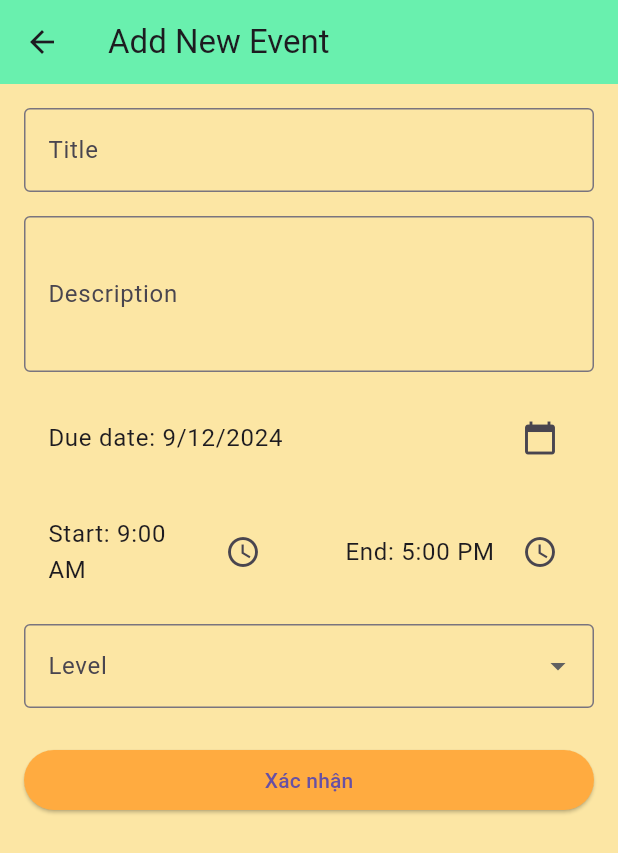
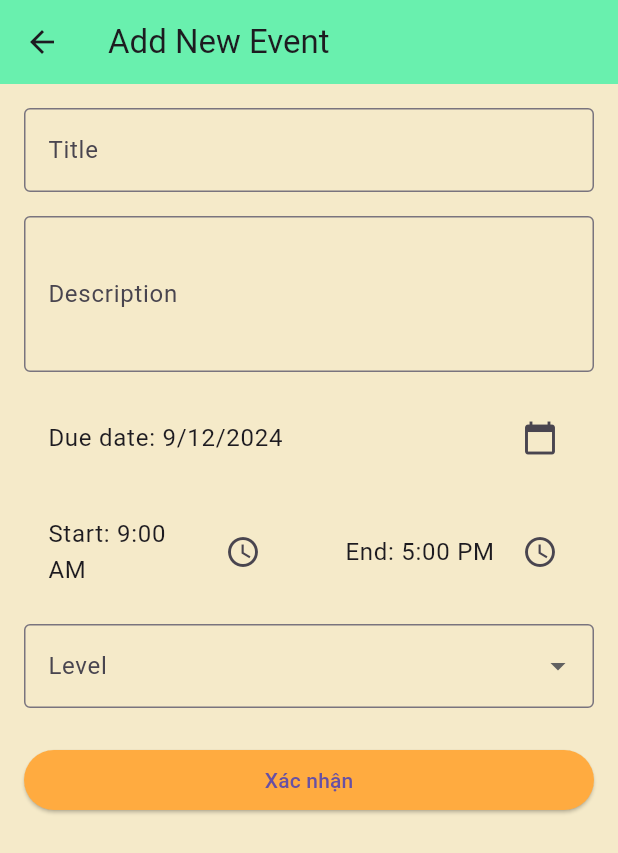
Before and after one commit to DucNguyen2807/Opal_Project_FE, a Flutter app: the HomePage screen opened directly, item 2 of the bottom bar chosen, after a tap on the "add circle" icon, on a phone screen of 412 x 824 dp. Shown: the top 853 px of the screen. Run offline on Flutter 3.47's test engine with Material 3 defaults, Android fonts, the phone set to English and light mode, and no system bars; our stand-ins replace flutter_countdown_timer, table_calendar.

Commit message:
[fix] đồng bộ màu cho app

```diff
--- a/lib/ui/EventPage/EventPage.dart
+++ b/lib/ui/EventPage/EventPage.dart
@@ -26,7 +26,7 @@ class _EventPageState extends State<EventPage> {
   @override
   Widget build(BuildContext context) {
     return Scaffold(
-      backgroundColor: const Color(0xFFFCE6A4),
+      backgroundColor: Theme.of(context).scaffoldBackgroundColor,
       appBar: AppBar(
         title: Text('Event Page'),
         backgroundColor: Colors.green,
--- a/lib/ui/HomePage/HomePage.dart
+++ b/lib/ui/HomePage/HomePage.dart
@@ -26,7 +26,7 @@ class _HomePageState extends State<HomePage> {
   @override
   Widget build(BuildContext context) {
     return Scaffold(
-      backgroundColor: const Color(0xFFFCE6A4),
+      backgroundColor:Theme.of(context).scaffoldBackgroundColor,
       body: SafeArea(
         child: Column(
           children: [
--- a/lib/ui/ToDoList/ToDoListWeek.dart
+++ b/lib/ui/ToDoList/ToDoListWeek.dart
@@ -54,7 +54,7 @@ class _AddNewTaskPageState extends State<AddNewTaskPage> {
   @override
   Widget build(BuildContext context) {
     return Scaffold(
-      backgroundColor: const Color(0xFFFCE6A4),
+      backgroundColor: Theme.of(context).scaffoldBackgroundColor,
       appBar: AppBar(
         title: Text('Add New Event'),
         backgroundColor: Colors.greenAccent,
--- a/lib/ui/ToDoListPage/ToDoListPage.dart
+++ b/lib/ui/ToDoListPage/ToDoListPage.dart
@@ -23,7 +23,7 @@ class _ToDoListPageState extends State<ToDoListPage> {
   @override
   Widget build(BuildContext context) {
     return Scaffold(
-      backgroundColor: const Color(0xFFFCE6A4),
+      backgroundColor: Theme.of(context).scaffoldBackgroundColor,
       appBar: AppBar(
         title: Text('To Do List'),
         backgroundColor: Colors.green,
```
Also changed, not shown: lib/main.dart (+8 -3 lines).
